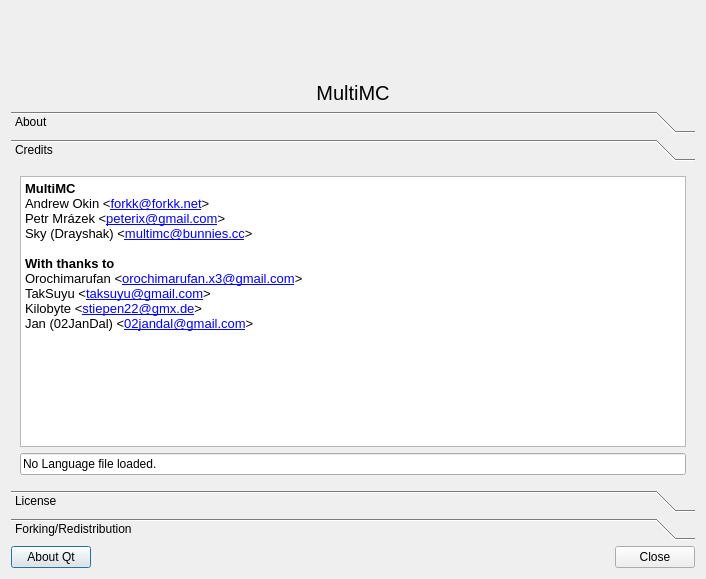
FreesmTeam/FreesmLauncher, file gui/dialogs/AboutDialog.ui: the form before one commit.
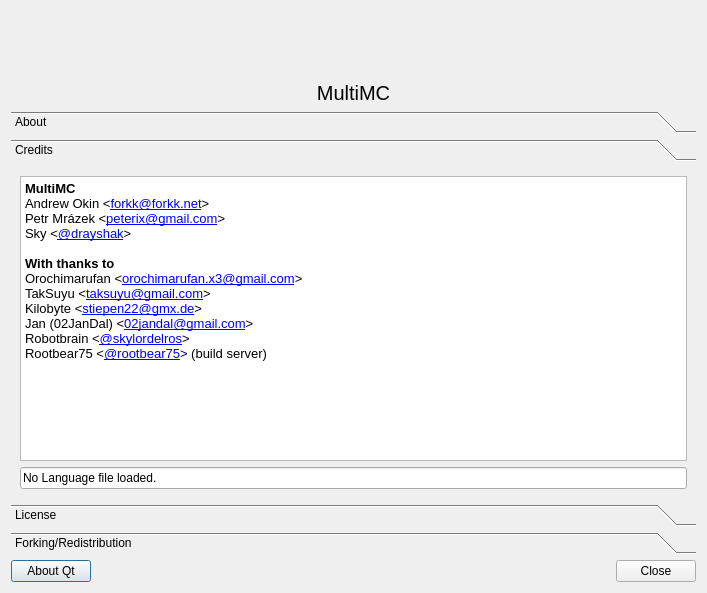
The form after the commit. The open tabs and pages were chosen to show the change. Icons and pictures are not drawn.

Diff of the .ui file:
```diff
--- a/gui/dialogs/AboutDialog.ui
+++ b/gui/dialogs/AboutDialog.ui
@@ -6,8 +6,8 @@
    <rect>
     <x>0</x>
     <y>0</y>
-    <width>706</width>
-    <height>579</height>
+    <width>707</width>
+    <height>593</height>
    </rect>
   </property>
   <property name="minimumSize">
@@ -165,8 +165,8 @@
        <rect>
         <x>0</x>
         <y>0</y>
-        <width>684</width>
-        <height>290</height>
+        <width>685</width>
+        <height>304</height>
        </rect>
       </property>
       <attribute name="label">
@@ -186,13 +186,18 @@
 &lt;p style=&quot; margin-top:0px; margin-bottom:0px; margin-left:0px; margin-right:0px; -qt-block-indent:0; text-indent:0px;&quot;&gt;&lt;span style=&quot; font-size:10pt; font-weight:600;&quot;&gt;MultiMC&lt;/span&gt;&lt;/p&gt;
 &lt;p style=&quot; margin-top:0px; margin-bottom:0px; margin-left:0px; margin-right:0px; -qt-block-indent:0; text-indent:0px;&quot;&gt;&lt;span style=&quot; font-size:10pt;&quot;&gt;Andrew Okin &amp;lt;&lt;/span&gt;&lt;a href=&quot;mailto:forkk@forkk.net&quot;&gt;&lt;span style=&quot; font-size:10pt; text-decoration: underline; color:#0000ff;&quot;&gt;forkk@forkk.net&lt;/span&gt;&lt;/a&gt;&lt;span style=&quot; font-size:10pt;&quot;&gt;&amp;gt;&lt;/span&gt;&lt;/p&gt;
 &lt;p style=&quot; margin-top:0px; margin-bottom:0px; margin-left:0px; margin-right:0px; -qt-block-indent:0; text-indent:0px;&quot;&gt;&lt;span style=&quot; font-size:10pt;&quot;&gt;Petr Mrázek &amp;lt;&lt;/span&gt;&lt;a href=&quot;mailto:peterix@gmail.com&quot;&gt;&lt;span style=&quot; font-size:10pt; text-decoration: underline; color:#0000ff;&quot;&gt;peterix@gmail.com&lt;/span&gt;&lt;/a&gt;&lt;span style=&quot; font-size:10pt;&quot;&gt;&amp;gt;&lt;/span&gt;&lt;/p&gt;
-&lt;p style=&quot; margin-top:0px; margin-bottom:0px; margin-left:0px; margin-right:0px; -qt-block-indent:0; text-indent:0px;&quot;&gt;&lt;span style=&quot; font-size:10pt;&quot;&gt;Sky (Drayshak) &amp;lt;&lt;/span&gt;&lt;a href=&quot;mailto:multimc@bunnies.cc&quot;&gt;&lt;span style=&quot; font-size:10pt; text-decoration: underline; color:#0000ff;&quot;&gt;multimc@bunnies.cc&lt;/span&gt;&lt;/a&gt;&lt;span style=&quot; font-size:10pt;&quot;&gt;&amp;gt;&lt;/span&gt;&lt;/p&gt;
+&lt;p style=&quot; margin-top:0px; margin-bottom:0px; margin-left:0px; margin-right:0px; -qt-block-indent:0; text-indent:0px;&quot;&gt;&lt;span style=&quot; font-size:10pt;&quot;&gt;Sky &amp;lt;&lt;/span&gt;&lt;a href=&quot;https://www.twitter.com/drayshak&quot;&gt;&lt;span style=&quot; font-size:10pt; text-decoration: underline; color:#0000ff;&quot;&gt;@drayshak&lt;/span&gt;&lt;/a&gt;&lt;span style=&quot; font-size:10pt;&quot;&gt;&amp;gt;&lt;/span&gt;&lt;/p&gt;
 &lt;p style=&quot;-qt-paragraph-type:empty; margin-top:0px; margin-bottom:0px; margin-left:0px; margin-right:0px; -qt-block-indent:0; text-indent:0px; font-size:10pt; font-weight:600;&quot;&gt;&lt;br /&gt;&lt;/p&gt;
 &lt;p style=&quot; margin-top:0px; margin-bottom:0px; margin-left:0px; margin-right:0px; -qt-block-indent:0; text-indent:0px;&quot;&gt;&lt;span style=&quot; font-family:'Ubuntu'; font-size:10pt; font-weight:600;&quot;&gt;With thanks to&lt;/span&gt;&lt;/p&gt;
 &lt;p style=&quot; margin-top:0px; margin-bottom:0px; margin-left:0px; margin-right:0px; -qt-block-indent:0; text-indent:0px;&quot;&gt;&lt;span style=&quot; font-size:10pt;&quot;&gt;Orochimarufan &amp;lt;&lt;/span&gt;&lt;a href=&quot;mailto:orochimarufan.x3@gmail.com&quot;&gt;&lt;span style=&quot; font-size:10pt; text-decoration: underline; color:#0000ff;&quot;&gt;orochimarufan.x3@gmail.com&lt;/span&gt;&lt;/a&gt;&lt;span style=&quot; font-size:10pt;&quot;&gt;&amp;gt;&lt;/span&gt;&lt;/p&gt;
 &lt;p style=&quot; margin-top:0px; margin-bottom:0px; margin-left:0px; margin-right:0px; -qt-block-indent:0; text-indent:0px;&quot;&gt;&lt;span style=&quot; font-size:10pt;&quot;&gt;TakSuyu &amp;lt;&lt;/span&gt;&lt;a href=&quot;mailto:taksuyu@gmail.com&quot;&gt;&lt;span style=&quot; font-size:10pt; text-decoration: underline; color:#0000ff;&quot;&gt;taksuyu@gmail.com&lt;/span&gt;&lt;/a&gt;&lt;span style=&quot; font-size:10pt;&quot;&gt;&amp;gt;&lt;/span&gt;&lt;/p&gt;
 &lt;p style=&quot; margin-top:0px; margin-bottom:0px; margin-left:0px; margin-right:0px; -qt-block-indent:0; text-indent:0px;&quot;&gt;&lt;span style=&quot; font-size:10pt;&quot;&gt;Kilobyte &amp;lt;&lt;/span&gt;&lt;a href=&quot;mailto:stiepen22@gmx.de&quot;&gt;&lt;span style=&quot; font-size:10pt; text-decoration: underline; color:#0000ff;&quot;&gt;stiepen22@gmx.de&lt;/span&gt;&lt;/a&gt;&lt;span style=&quot; font-size:10pt;&quot;&gt;&amp;gt;&lt;/span&gt;&lt;/p&gt;
-&lt;p style=&quot; margin-top:0px; margin-bottom:0px; margin-left:0px; margin-right:0px; -qt-block-indent:0; text-indent:0px;&quot;&gt;&lt;span style=&quot; font-size:10pt;&quot;&gt;Jan (02JanDal) &amp;lt;&lt;/span&gt;&lt;a href=&quot;mailto:02jandal@gmail.com&quot;&gt;&lt;span style=&quot; font-size:10pt; text-decoration: underline; color:#0000ff;&quot;&gt;02jandal@gmail.com&lt;/span&gt;&lt;/a&gt;&lt;span style=&quot; font-size:10pt;&quot;&gt;&amp;gt;&lt;/span&gt;&lt;/p&gt;&lt;/body&gt;&lt;/html&gt;</string>
+&lt;p style=&quot; margin-top:0px; margin-bottom:0px; margin-left:0px; margin-right:0px; -qt-block-indent:0; text-indent:0px;&quot;&gt;&lt;span style=&quot; font-size:10pt;&quot;&gt;Jan (02JanDal) &amp;lt;&lt;/span&gt;&lt;a href=&quot;mailto:02jandal@gmail.com&quot;&gt;&lt;span style=&quot; font-size:10pt; text-decoration: underline; color:#0000ff;&quot;&gt;02jandal@gmail.com&lt;/span&gt;&lt;/a&gt;&lt;span style=&quot; font-size:10pt;&quot;&gt;&amp;gt;&lt;/span&gt;&lt;/p&gt;
+&lt;p style=&quot; margin-top:0px; margin-bottom:0px; margin-left:0px; margin-right:0px; -qt-block-indent:0; text-indent:0px;&quot;&gt;&lt;span style=&quot; font-size:10pt;&quot;&gt;Robotbrain &amp;lt;&lt;/span&gt;&lt;a href=&quot;https://twitter.com/skylordelros&quot;&gt;&lt;span style=&quot; font-size:10pt; text-decoration: underline; color:#0000ff;&quot;&gt;@skylordelros&lt;/span&gt;&lt;/a&gt;&lt;span style=&quot; font-size:10pt;&quot;&gt;&amp;gt;&lt;/span&gt;&lt;/p&gt;
+&lt;p style=&quot; margin-top:0px; margin-bottom:0px; margin-left:0px; margin-right:0px; -qt-block-indent:0; text-indent:0px;&quot;&gt;&lt;span style=&quot; font-size:10pt;&quot;&gt;Rootbear75 &amp;lt;&lt;/span&gt;&lt;a href=&quot;https://twitter.com/rootbear75&quot;&gt;&lt;span style=&quot; font-size:10pt; text-decoration: underline; color:#0000ff;&quot;&gt;@rootbear75&lt;/span&gt;&lt;/a&gt;&lt;span style=&quot; font-size:10pt;&quot;&gt;&amp;gt; (build server)&lt;/span&gt;&lt;/p&gt;&lt;/body&gt;&lt;/html&gt;</string>
+         </property>
+         <property name="textInteractionFlags">
+          <set>Qt::LinksAccessibleByMouse|Qt::TextSelectableByMouse</set>
          </property>
         </widget>
        </item>
```
Left out of the diff: 6 changed lines with no effect on the pictures.
